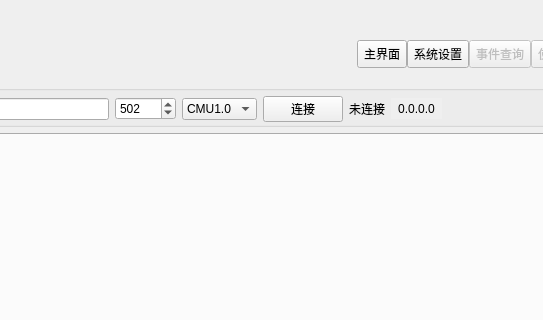
The window that main_ui.ui (Shogpe/bmsTool) describes before a commit, drawn with Qt 5; both pictures show x 232 to 775 and y 0 to 320 of the 1015 by 600 pixel window.
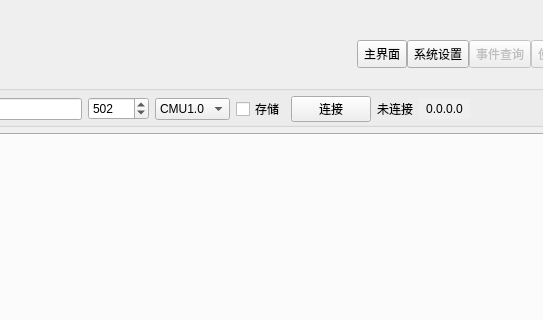
The same window after the commit. Icons and pictures are not drawn. Custom widgets are drawn as their Qt base class.

```diff
--- a/main_ui.ui
+++ b/main_ui.ui
@@ -140,6 +140,13 @@
                 </item>
                </widget>
               </item>
+              <item>
+               <widget class="QCheckBox" name="checkBox">
+                <property name="text">
+                 <string>存储</string>
+                </property>
+               </widget>
+              </item>
               <item>
                <widget class="QPushButton" name="tbtnConnect">
                 <property name="cursor">
```
